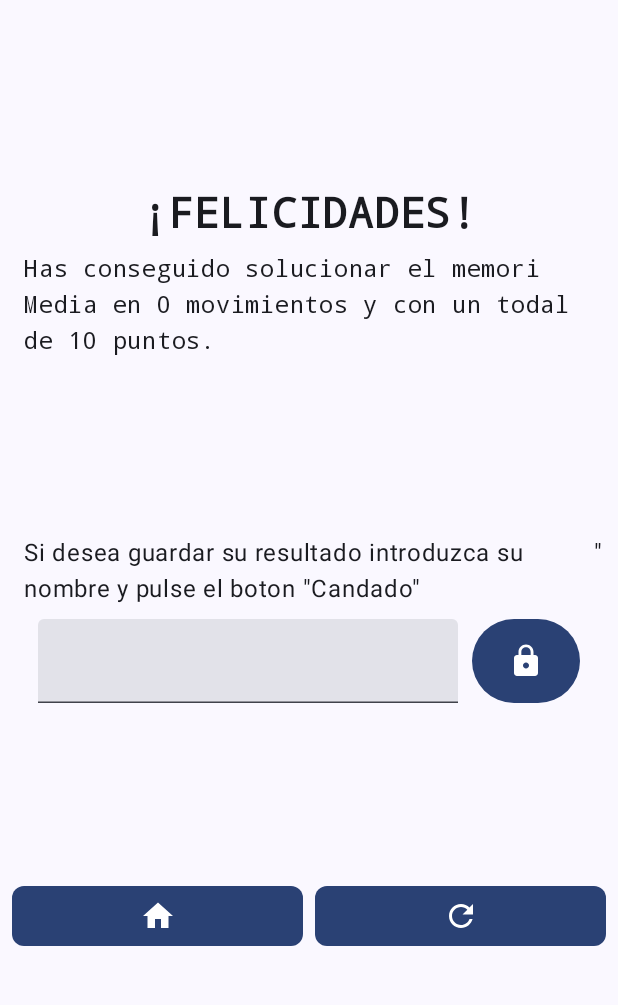
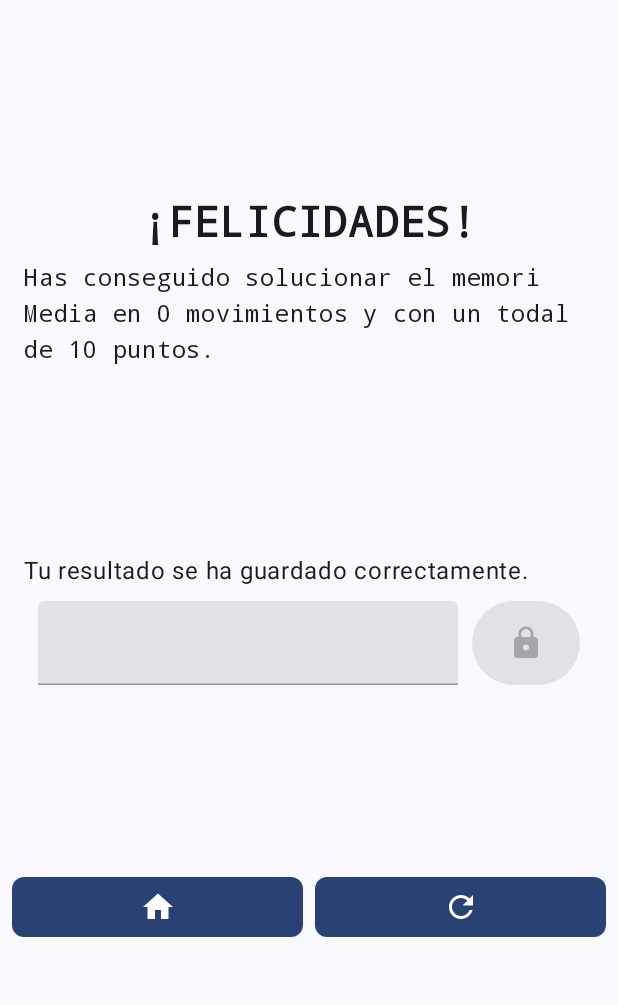
Before and after one commit to Marea99/MemoryAppGame, an Android app built with Jetpack Compose: the ResultView screen opened through its navigation route, after a tap on "Save results", on a phone screen of 412 x 824 dp, the part 96-1101 px from its top. Run offline under Robolectric (Android 15) with nearby library versions, the phone set to English and light mode, and no system bars; our stand-ins replace Room's generated code, livedata-compose.

Commit message:
Guardar datos en room

```diff
--- a/Memory/app/src/main/java/com/example/memory/MainActivity.kt
+++ b/Memory/app/src/main/java/com/example/memory/MainActivity.kt
@@ -11,7 +11,10 @@ import androidx.compose.ui.Modifier
 import androidx.navigation.compose.NavHost
 import androidx.navigation.compose.composable
 import androidx.navigation.compose.rememberNavController
+import com.example.memory.navigation.NavMemory
+import com.example.memory.navigation.Routes
 import com.example.memory.ui.theme.MemoryTheme
+import com.example.memory.viewModels.ClassificationViewModel
 import com.example.memory.viewModels.MemoryViewModel
 import com.example.memory.views.GameView
 import com.example.memory.views.MenuView
@@ -21,7 +24,8 @@ class MainActivity : ComponentActivity() {
     override fun onCreate(savedInstanceState: Bundle?) {
         super.onCreate(savedInstanceState)
 
-        val viewModel: MemoryViewModel by viewModels()
+        val memoryViewModel: MemoryViewModel by viewModels()
+        val classificationViewModel: ClassificationViewModel by viewModels()
         setContent {
             MemoryTheme {
                 // A surface container using the 'background' color from the theme
@@ -29,22 +33,7 @@ class MainActivity : ComponentActivity() {
                     modifier = Modifier.fillMaxSize(),
                     color = MaterialTheme.colorScheme.background
                 ) {
-                    val navController = rememberNavController()
-
-                    NavHost(
-                        navController = navController,
-                        startDestination = Routes.Menu.route
-                    ) {
-                        composable(Routes.Menu.route) {
-                            MenuView(navController, viewModel)
-                        }
-                        composable(Routes.Game.route) {
-                            GameView(navController, viewModel)
-                        }
-                        composable(Routes.Results.route) {
-                            ResultView(navController, viewModel)
-                        }
-                    }
+                    NavMemory(memoryViewModel, classificationViewModel)
                 }
             }
         }
--- /dev/null
+++ b/Memory/app/src/main/java/com/example/memory/navigation/MemoryNavigation.kt
@@ -0,0 +1,36 @@
+package com.example.memory.navigation
+
+import androidx.compose.runtime.Composable
+import androidx.navigation.compose.NavHost
+import androidx.navigation.compose.composable
+import androidx.navigation.compose.rememberNavController
+import com.example.memory.viewModels.ClassificationViewModel
+import com.example.memory.viewModels.MemoryViewModel
+import com.example.memory.views.ClassificatonView
+import com.example.memory.views.GameView
+import com.example.memory.views.MenuView
+import com.example.memory.views.ResultView
+
+@Composable
+fun NavMemory(memoryViewModel: MemoryViewModel, classificationViewModel: ClassificationViewModel) {
+    val navController = rememberNavController()
+
+    NavHost(
+        navController = navController,
+        startDestination = Routes.Menu.route
+    ) {
+        composable(Routes.Menu.route) {
+            MenuView(navController, memoryViewModel)
+        }
+        composable(Routes.Game.route) {
+            GameView(navController, memoryViewModel)
+        }
+        composable(Routes.Results.route) {
+            ResultView(navController, memoryViewModel)
+        }
+
+        composable(Routes.Classificaton.route) {
+            ClassificatonView(navController, classificationViewModel)
+        }
+    }
+}
--- a/Memory/app/src/main/java/com/example/memory/Routes.kt
+++ b/Memory/app/src/main/java/com/example/memory/navigation/Routes.kt
@@ -1,7 +1,9 @@
-package com.example.memory
+package com.example.memory.navigation
 
 sealed class Routes(val route:String) {
     object Menu: Routes("menu")
     object Game: Routes("game")
     object Results: Routes("results")
+
+    object Classificaton: Routes("classification")
 }
--- /dev/null
+++ b/Memory/app/src/main/java/com/example/memory/viewModels/ClassificationViewModel.kt
@@ -0,0 +1,7 @@
+package com.example.memory.viewModels
+
+import androidx.lifecycle.ViewModel
+
+class ClassificationViewModel: ViewModel() {
+
+}
--- a/Memory/app/src/main/java/com/example/memory/viewModels/MemoryViewModel.kt
+++ b/Memory/app/src/main/java/com/example/memory/viewModels/MemoryViewModel.kt
@@ -1,19 +1,24 @@
 package com.example.memory.viewModels
 
+import android.util.Log
 import androidx.compose.runtime.getValue
 import androidx.compose.runtime.mutableStateOf
 import androidx.compose.runtime.setValue
 import androidx.lifecycle.MutableLiveData
 import androidx.lifecycle.ViewModel
+import androidx.lifecycle.viewModelScope
 import com.example.memory.R
+import com.example.memory.data.Repository
+import com.example.memory.data.gamePoints.GamePoints
 import com.example.memory.models.MemoryCard
 import com.example.memory.models.MemoryCardState
 import com.example.memory.models.MemoryDificulty
 import com.example.memory.models.MemoryStetings
-import kotlin.time.TimeMark
-import kotlin.time.TimeSource
+import kotlinx.coroutines.launch
 
 class MemoryViewModel: ViewModel() {
+    private val repository = Repository()
+
     val dificulies = MemoryDificulty.entries.map { it.toString() }.toList()
     var menuStarted = MutableLiveData(false) // Per saver si ja has estat al menu al menys 1 cop abans
     var showingHelpDialog = MutableLiveData(false)
@@ -42,6 +47,9 @@ class MemoryViewModel: ViewModel() {
 
     private val _name = MutableLiveData("")
     val name = _name
+
+    private val _savedData = MutableLiveData(false)
+    val savedData = _savedData
 
     fun showHelpDialog() {
         showingHelpDialog.value = true
@@ -149,7 +157,19 @@ class MemoryViewModel: ViewModel() {
     }
 
     fun saveGameResult() {
+        val gamePoints = GamePoints(
+            name = _name.value ?: "Anon",
+            points = setings.points,
+            difficulty = setings.dificulty
+        )
 
+        viewModelScope.launch {
+            repository.saveGamePointsRegister(gamePoints)
+        }
+        //Log.i("SAVE", "${gamePoints.name} has ${gamePoints.points} in the ${gamePoints.difficulty} mode.")
+
+        _savedData.value = true
+        _name.value = ""
     }
 
     fun resetGame() {
@@ -160,5 +180,6 @@ class MemoryViewModel: ViewModel() {
             fallos = 0
         )
         _name.value = ""
+        _savedData.value = false
     }
 }
--- a/Memory/app/src/main/java/com/example/memory/views/MenuView.kt
+++ b/Memory/app/src/main/java/com/example/memory/views/MenuView.kt
@@ -14,6 +14,7 @@ import androidx.compose.foundation.layout.padding
 import androidx.compose.foundation.shape.RoundedCornerShape
 import androidx.compose.material.icons.Icons
 import androidx.compose.material.icons.filled.Info
+import androidx.compose.material.icons.filled.Menu
 import androidx.compose.material.icons.filled.PlayArrow
 import androidx.compose.material3.Button
 import androidx.compose.material3.CenterAlignedTopAppBar
@@ -36,7 +37,7 @@ import androidx.compose.ui.res.painterResource
 import androidx.compose.ui.unit.dp
 import androidx.navigation.NavController
 import com.example.memory.R
-import com.example.memory.Routes
+import com.example.memory.navigation.Routes
 import com.example.memory.components.HelpDialog
 import com.example.memory.components.MyOwnRadioButtons
 import com.example.memory.viewModels.MemoryViewModel
@@ -50,7 +51,16 @@ fun MenuView(navController: NavController, viewModel: MemoryViewModel) {
                 title = { Text(text = "Memory", color = MaterialTheme.colorScheme.onPrimary) },
                 colors = TopAppBarDefaults.centerAlignedTopAppBarColors(
                     containerColor = MaterialTheme.colorScheme.primary
-                )
+                ),
+                navigationIcon = {
+                    Icon(
+                        imageVector = Icons.Default.Menu,
+                        contentDescription = Icons.Default.Menu.name,
+                        tint = MaterialTheme.colorScheme.onPrimary,
+                        modifier = Modifier
+                            .padding(start = 8.dp)
+                    )
+                }
             )
         }
     ) {
--- a/Memory/app/src/main/java/com/example/memory/views/ResultView.kt
+++ b/Memory/app/src/main/java/com/example/memory/views/ResultView.kt
@@ -32,7 +32,7 @@ import androidx.compose.ui.text.font.FontWeight
 import androidx.compose.ui.unit.dp
 import androidx.compose.ui.unit.sp
 import androidx.navigation.NavController
-import com.example.memory.Routes
+import com.example.memory.navigation.Routes
 import com.example.memory.viewModels.MemoryViewModel
 
 @OptIn(ExperimentalMaterial3Api::class)
@@ -55,6 +55,7 @@ fun ResultView(navController: NavController, viewModel: MemoryViewModel) {
 @Composable
 fun ResultBodyView(paddingValues: PaddingValues, viewModel: MemoryViewModel, navController: NavController) {
     val name by viewModel.name.observeAsState("")
+    val savedData by viewModel.savedData.observeAsState(false)
 
     Column(
         modifier = Modifier
@@ -95,11 +96,10 @@ fun ResultBodyView(paddingValues: PaddingValues, viewModel: MemoryViewModel, nav
             verticalArrangement = Arrangement.Center,
             horizontalAlignment = Alignment.Start
         ) {
-            Row {
-                Text(text = "Si desea guardar su resultado introduzca su nombre y pulse el boton \"Candado\"")
-                Icon(imageVector = Icons.Default.Lock, contentDescription = "Save results")
-                Text(text = "\"")
-
+            if (savedData) {
+                Text(text = "Tu resultado se ha guardado correctamente.")
+            } else {
+                Text(text = "Si desea guardar su resultado introduzca su nombre y pulse el boton")
             }
 
             Spacer(modifier = Modifier.padding(vertical = 4.dp))
@@ -113,13 +113,15 @@ fun ResultBodyView(paddingValues: PaddingValues, viewModel: MemoryViewModel, nav
                     value = name,
                     onValueChange = {
                         viewModel.setName(it)
-                    }
+                    },
+                    enabled = !savedData
                 )
                 Button(
                     modifier = Modifier,
                     onClick = {
                         viewModel.saveGameResult()
-                    }
+                    },
+                    enabled = !savedData
                 ) {
                     Icon(
                         imageVector = Icons.Default.Lock,
```
Also changed, not shown: Memory/app/src/main/java/com/example/memory/views/ClassificationView.kt (added, +24 -0 lines), Memory/app/src/main/java/com/example/memory/views/GameView.kt (+19 -2 lines).
